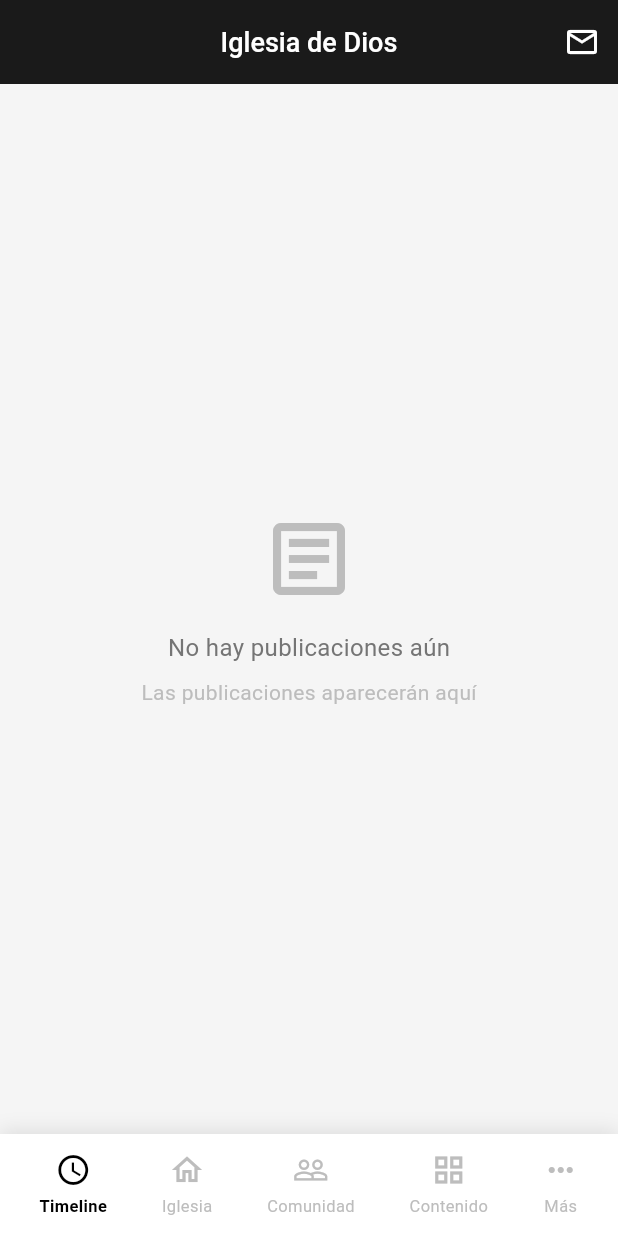
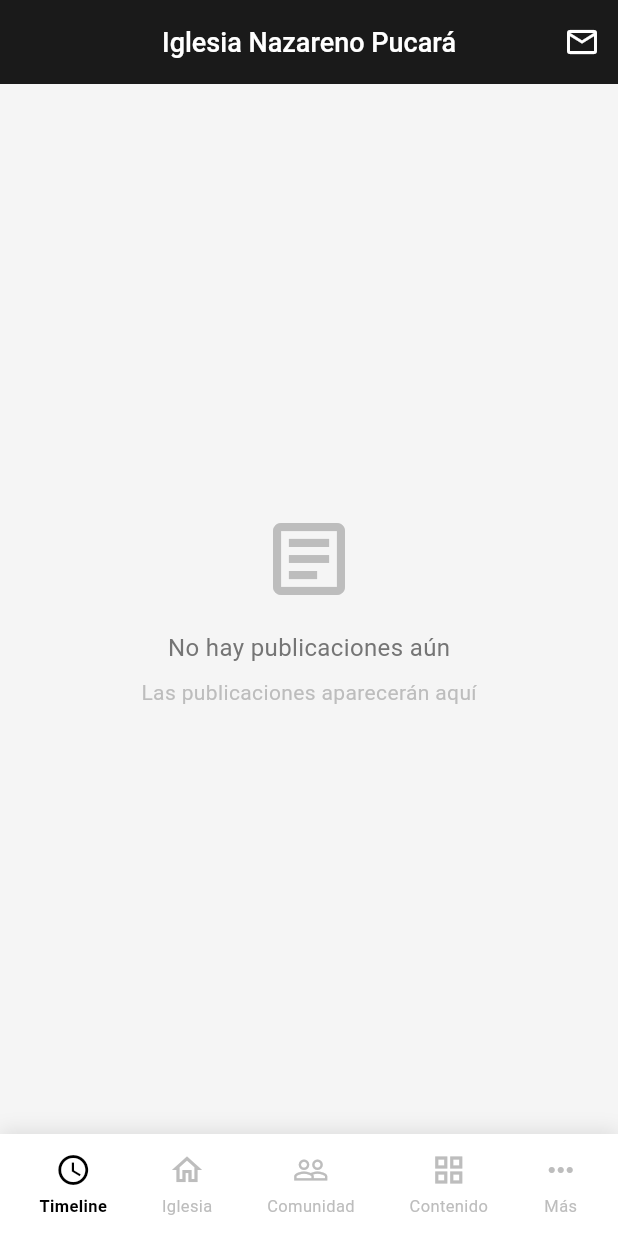
Before and after one commit to GAMR11/app-church, a Flutter app: the screen it shows after launch, on a phone screen of 412 x 824 dp. Run offline on Flutter 3.47's test engine with Material 3 defaults, Android fonts, the phone set to English and light mode, and no system bars; our stand-ins replace cloud_firestore, firebase_core; accounts and stored records are empty.

Commit message:
se actualizo nombre de app

```diff
--- a/lib/main.dart
+++ b/lib/main.dart
@@ -33,7 +33,7 @@ class MyApp extends StatelessWidget {
   @override
   Widget build(BuildContext context) {
     return MaterialApp(
-      title: 'Iglesia de Dios',
+      title: 'Iglesia Nazareno Pucará',
       debugShowCheckedModeBanner: false,
       theme: ThemeData(
         primarySwatch: Colors.blue,
--- a/lib/models/post_model.dart
+++ b/lib/models/post_model.dart
@@ -62,7 +62,7 @@ class Post {
           ? List<String>.from(data['ubicaciones'])
           : null,
       costo: data['costo'],
-      autor: data['autor'] ?? 'Iglesia de Dios',
+      autor: data['autor'] ?? 'Iglesia Nazareno Pucará',
       hashtags: data['hashtags'] != null
           ? List<String>.from(data['hashtags'])
           : null,
--- a/lib/screens/timeline_screen.dart
+++ b/lib/screens/timeline_screen.dart
@@ -21,7 +21,7 @@ class _TimelineScreenState extends State<TimelineScreen> {
         backgroundColor: const Color(0xFF1A1A1A),
         elevation: 0,
         title: const Text(
-          'Iglesia de Dios',
+          'Iglesia Nazareno Pucará',
           style: TextStyle(
             color: Colors.white,
             fontSize: 18,
```
